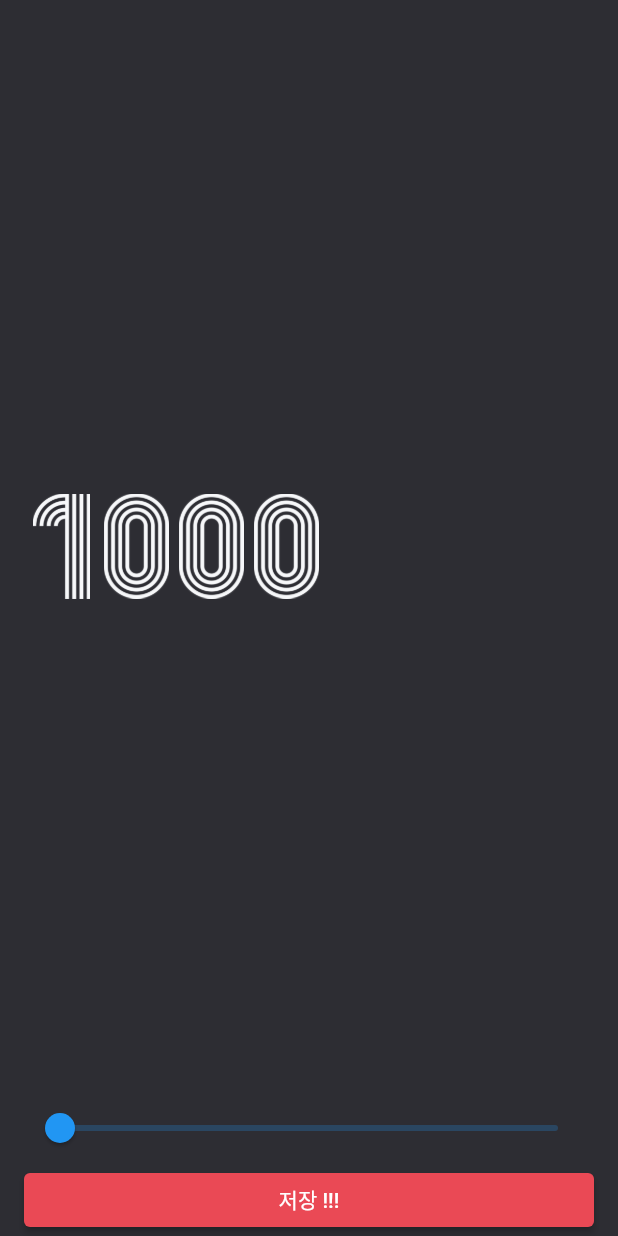
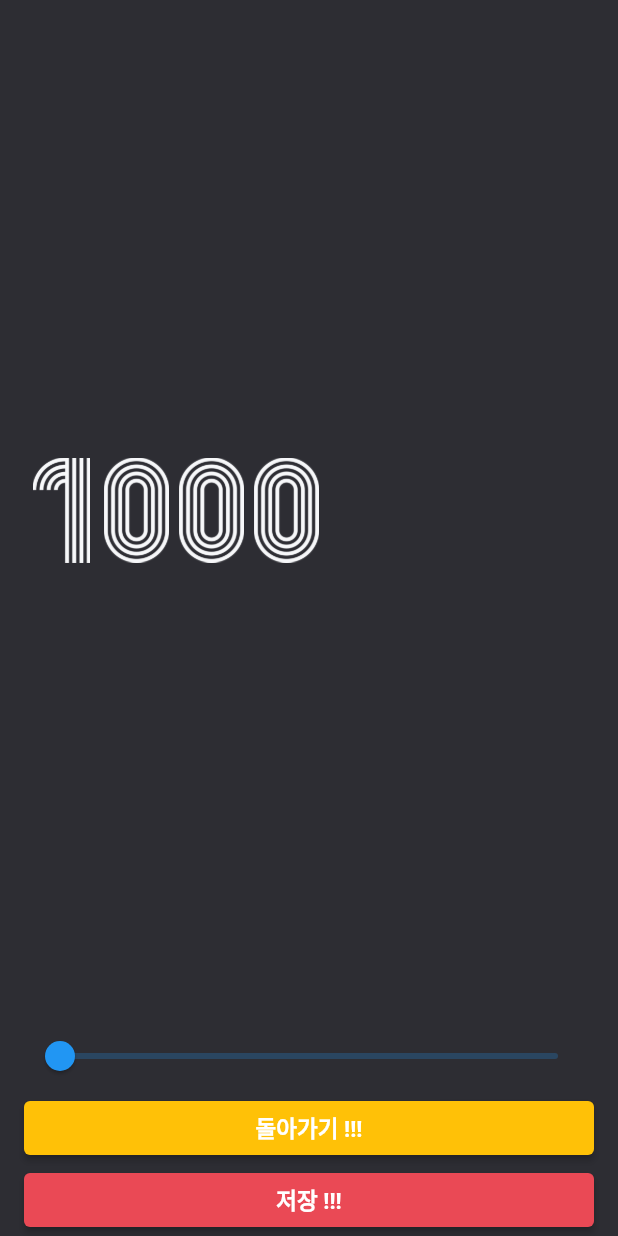
Before and after one commit to tjdans345/random_number_generator, a Flutter app: the screen it shows after launch, after a tap on the "settings" icon, on a phone screen of 412 x 824 dp. Run offline on Flutter 3.47's test engine with Material 2 defaults, Android fonts, the phone set to English and light mode, and no system bars; missing offline and left inert: dart:ffi.

Commit message:
돌아가기 버튼 추가

```diff
--- a/lib/screen/setting_screen.dart
+++ b/lib/screen/setting_screen.dart
@@ -13,6 +13,7 @@ class SettingScreen extends StatefulWidget {
 
 class _SettingScreenState extends State<SettingScreen> {
   double maxNumber = 1000;
+  double originalNumber = 1000;
 
   // SettingScreen 이 생성될 때 initState 가 불린다.
   // State 가 생성될 때 가장 먼저 실행이 된다.
@@ -20,6 +21,7 @@ class _SettingScreenState extends State<SettingScreen> {
   void initState() {
     super.initState();
     maxNumber = widget.maxNumber.toDouble();
+    originalNumber = maxNumber;
   }
 
   @override
@@ -33,7 +35,11 @@ class _SettingScreenState extends State<SettingScreen> {
             crossAxisAlignment: CrossAxisAlignment.stretch,
             children: [
               _Body(maxNumber: maxNumber),
-              _Fotter(maxNumber: maxNumber, onSliderChanged: onSliderChanged, onButtonPressed: onButtonPressed,)
+              _Fotter(
+                maxNumber: maxNumber,
+                onSliderChanged: onSliderChanged,
+                onButtonPressed: onButtonPressed,
+                onButtonCancel: onButtonCancel,)
 
             ],
           ),
@@ -47,6 +53,12 @@ class _SettingScreenState extends State<SettingScreen> {
       // pop() 에 파라미터로 넘겨주면 전 페이지에서 현재 페이지의 데이터를 사용가능하다.
       Navigator.of(context).pop(maxNumber.toInt());
   }
+  void onButtonCancel() {
+    // 이전 페이지로 돌아가면서 파라미터로 데이터 넘겨주기
+    // pop() 에 파라미터로 넘겨주면 전 페이지에서 현재 페이지의 데이터를 사용가능하다.
+    Navigator.of(context).pop(originalNumber.toInt());
+  }
+
 
   void onSliderChanged(double val) {
     setState((){
@@ -73,8 +85,17 @@ class _Fotter extends StatelessWidget {
   final double maxNumber;
   final ValueChanged<double>? onSliderChanged;
   final VoidCallback onButtonPressed;
+  final VoidCallback onButtonCancel;
 
-  const _Fotter({Key? key, required this.maxNumber,required this.onSliderChanged, required this.onButtonPressed}) : super(key: key);
+
+
+  const _Fotter({
+    Key? key,
+    required this.maxNumber,
+    required this.onSliderChanged,
+    required this.onButtonPressed,
+    required this.onButtonCancel
+  }) : super(key: key);
 
   @override
   Widget build(BuildContext context) {
@@ -88,11 +109,32 @@ class _Fotter extends StatelessWidget {
             onChanged: onSliderChanged
         ),
         ElevatedButton(
+            onPressed: onButtonCancel,
+            style: ElevatedButton.styleFrom(
+                primary: Colors.amber
+            ),
+            child: const Text(
+              '돌아가기 !!!',
+              style: TextStyle(
+                  fontSize: 15.0,
+                  fontWeight: FontWeight.bold
+              ),
+            )
+        ),
+        ElevatedButton(
             onPressed: onButtonPressed,
             style: ElevatedButton.styleFrom(
                 primary: RED_COLOR
             ),
-            child: Text('저장 !!!'))
+            child: const Text(
+              '저장 !!!',
+              style: TextStyle(
+              fontSize: 15.0,
+              fontWeight: FontWeight.bold
+            ),
+            )
+        ),
+
       ],
     );
   }
```
